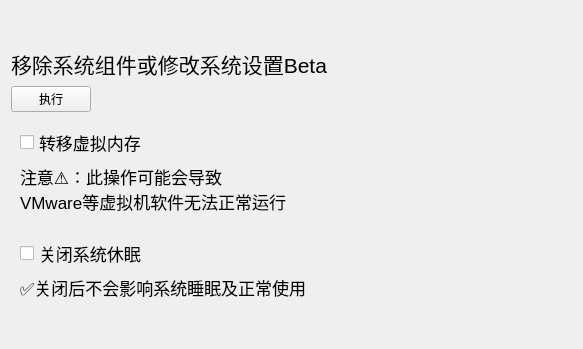
Before: the Qt Designer form WCMain/resource/ui/senior_ui.ui in darkmatter2048/WindowsCleaner, drawn with Qt 5; both pictures show x 0 to 583 and y 0 to 349 of the 583 by 511 pixel window.
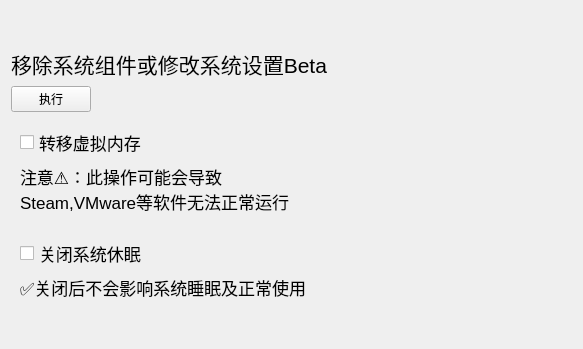
After: the same form once the commit is applied. Custom widgets are drawn as their Qt base class.

Commit message: 补充警告

Diff of the .ui file:
```diff
--- a/WCMain/resource/ui/senior_ui.ui
+++ b/WCMain/resource/ui/senior_ui.ui
@@ -95,7 +95,7 @@
         </property>
         <property name="text">
          <string>注意⚠：此操作可能会导致
-VMware等虚拟机软件无法正常运行</string>
+Steam,VMware等软件无法正常运行</string>
         </property>
        </widget>
       </item>
```
The commit also changes 1 other file.
